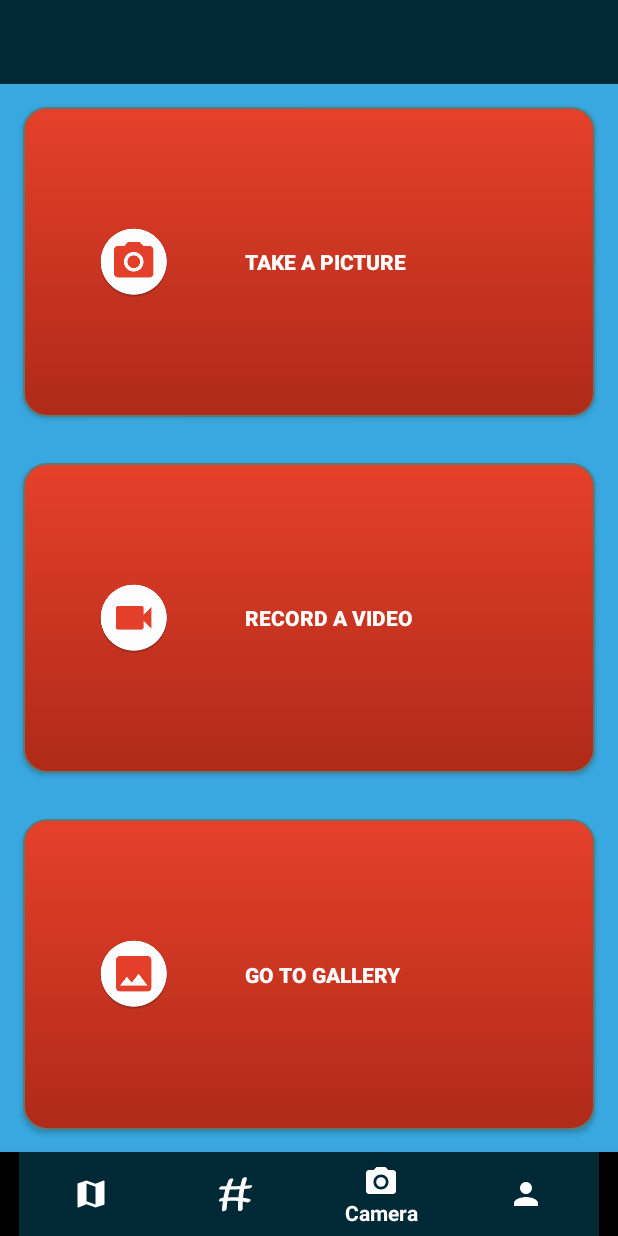
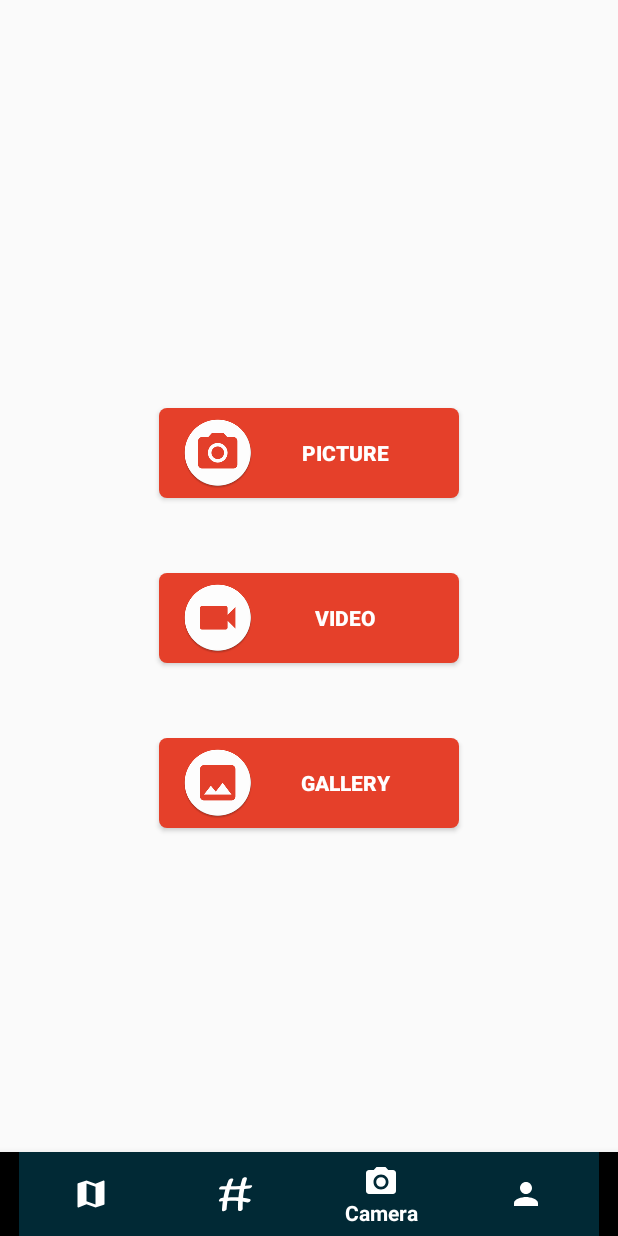
Before and after one commit to TonyDC/lgp1617-iwashere-mobile, an Android app: the screen it shows after launch once a user with an empty profile is signed in (MainActivity), item 3 of the bottom bar chosen, on a phone screen of 412 x 824 dp. Run offline under Robolectric (Android 15) with nearby library versions, the phone set to English and light mode, and no system bars; our stand-ins replace Firebase (no records; nobody signed in at launch, a user with empty details on screens opened directly); libraries missing offline, so code that uses them is left out: com.claudiodegio.msv; 4 statements that could not run were skipped.

Commit message:
Bug fixes (#41)
Fixed automatic server ip. Camera page fixed

```diff
--- a/app/src/main/java/com/teamc/mira/iwashere/IWasHereActivity.java
+++ b/app/src/main/java/com/teamc/mira/iwashere/IWasHereActivity.java
@@ -3,6 +3,7 @@ package com.teamc.mira.iwashere;
 import android.content.Intent;
 import android.os.Bundle;
 import android.support.v7.app.AppCompatActivity;
+import android.support.v7.widget.DrawableUtils;
 import android.util.Log;
 import android.view.View;
 
@@ -14,6 +15,10 @@ import com.teamc.mira.iwashere.presentation.auth.AuthenticateActivity;
 import com.teamc.mira.iwashere.presentation.auth.LoginActivity;
 import com.teamc.mira.iwashere.presentation.main.MainActivity;
 import com.teamc.mira.iwashere.presentation.auth.SignupActivity;
+import com.teamc.mira.iwashere.util.NetworkUtil;
+
+import java.net.Inet4Address;
+import java.net.UnknownHostException;
 
 /*
  * This class is a Splash Screen
@@ -33,6 +38,9 @@ public class IWasHereActivity extends AppCompatActivity {
         String token = FirebaseInstanceId.getInstance().getToken();
         Log.d(TAG, "token: " + token);
 
+        String ip = NetworkUtil.getDeviceIPAddress(true);
+        Log.d("IP Address", ip);
+
 
         if (auth.getCurrentUser() != null) {
             startActivity(new Intent(IWasHereActivity.this, MainActivity.class));
--- a/app/src/main/java/com/teamc/mira/iwashere/data/source/remote/base/AbstractRepository.java
+++ b/app/src/main/java/com/teamc/mira/iwashere/data/source/remote/base/AbstractRepository.java
@@ -60,10 +60,12 @@ public class AbstractRepository {
         }
 
         if (e instanceof TimeoutException) {
-           throw new BasicRemoteException(NETWORK_FAIL);
+            e.printStackTrace();
+            throw new BasicRemoteException(NETWORK_FAIL);
         }
 
         if (e instanceof JSONException) {
+            e.printStackTrace();
             throw new BasicRemoteException(ErrorCodes.JSON_PARSING_ERROR);
         }
     }
--- a/app/src/main/java/com/teamc/mira/iwashere/presentation/main/CameraFragment.java
+++ b/app/src/main/java/com/teamc/mira/iwashere/presentation/main/CameraFragment.java
@@ -43,11 +43,6 @@ public class CameraFragment extends Fragment implements View.OnClickListener {
         v.findViewById(R.id.videoBtn).setOnClickListener(this);
         v.findViewById(R.id.galleryBtn).setOnClickListener(this);
 
-        Toolbar toolbar = (Toolbar) v.findViewById(R.id.toolbar);
-        toolbar.setTitle(FirebaseAuth.getInstance().getCurrentUser().getDisplayName());
-        ((AppCompatActivity) getActivity()).setSupportActionBar(toolbar);
-
-
         return v;
     }
 
--- a/app/src/main/res/drawable/corner_round_button.xml
+++ b/app/src/main/res/drawable/corner_round_button.xml
@@ -2,23 +2,18 @@
 <selector xmlns:android="http://schemas.android.com/apk/res/android" >
     <item android:state_pressed="true" >
         <shape android:shape="rectangle"  >
-            <corners android:radius="15dip" />
-            <stroke android:width="1dip" android:color="#5e7974" />
-            <gradient android:angle="-90" android:startColor="@color/colorEndButton" android:endColor="@color/colorStartButton"  />
+            <solid android:color="@color/colorAccentPrimary" />
         </shape>
     </item>
     <item android:state_focused="true">
         <shape android:shape="rectangle"  >
-            <corners android:radius="15dip" />
-            <stroke android:width="1dip" android:color="#5e7974" />
-            <solid android:color="#58857e"/>
+            <solid android:color="@color/colorAccentPrimary"/>
         </shape>
     </item>
     <item >
         <shape android:shape="rectangle"  >
-            <corners android:radius="15dip" />
-            <stroke android:width="1dip" android:color="#5e7974" />
-            <gradient android:angle="-90" android:startColor="@color/colorStartButton" android:endColor="@color/colorEndButton" />
+            <corners android:radius="5dip" />
+            <solid android:color="@color/colorAccentPrimary" />
 
         </shape>
     </item>
--- a/app/src/main/res/layout/fragment_camera_choice.xml
+++ b/app/src/main/res/layout/fragment_camera_choice.xml
@@ -1,66 +1,53 @@
 <?xml version="1.0" encoding="utf-8"?>
 <LinearLayout xmlns:android="http://schemas.android.com/apk/res/android"
-    android:layout_width="fill_parent"
+    android:layout_width="match_parent"
+    android:layout_height="match_parent" >
+
+    <LinearLayout
+        android:layout_width="match_parent"
         android:layout_height="match_parent"
-    android:background="@color/colorAccentSecundary"
-    android:orientation="vertical">
-
-    <include
-        android:id="@+id/include"
-        layout="@layout/toolbar"></include>
-
+        android:orientation="vertical"
+        android:gravity="center">
 
         <Button
             android:id="@+id/photoBtn"
-        android:layout_width="match_parent"
-        android:layout_height="0dp"
-        android:layout_weight="1"
-        android:layout_margin="15dp"
-        android:background="@drawable/corner_round_button"
+            android:layout_width="200dp"
+            android:layout_height="60dp"
             android:drawableLeft="@mipmap/ic_photo"
-        android:drawablePadding="50dp"
-        android:paddingLeft="50dp"
-        android:gravity="left|center"
-        android:text="Take a picture"
+            android:padding="15dp"
+            android:layout_marginBottom="50dp"
+            android:text="@string/picture"
             android:textColor="@color/white"
+            android:clickable="true"
+            android:background="@drawable/rounded_corner_shape"
             android:textStyle="bold" />
 
         <Button
             android:id="@+id/videoBtn"
-        android:layout_width="match_parent"
-        android:layout_height="0dp"
-        android:layout_weight="1"
-        android:layout_margin="15dp"
-        android:background="@drawable/corner_round_button"
+            android:layout_width="200dp"
+            android:layout_height="60dp"
+            android:background="@drawable/rounded_corner_shape"
             android:drawableLeft="@mipmap/ic_video"
-        android:drawablePadding="50dp"
-        android:paddingLeft="50dp"
-        android:gravity="left|center"
-        android:text="Record a video"
+            android:layout_marginBottom="50dp"
+            android:padding="15dp"
+            android:paddingTop="20dp"
+            android:text="@string/video"
             android:textColor="@color/white"
             android:textStyle="bold" />
 
 
         <Button
             android:id="@+id/galleryBtn"
-        android:layout_width="match_parent"
-        android:layout_height="0dp"
-        android:layout_weight="1"
-        android:layout_margin="15dp"
-        android:background="@drawable/corner_round_button"
+            android:layout_width="200dp"
+            android:layout_height="60dp"
+            android:background="@drawable/rounded_corner_shape"
             android:drawableLeft="@mipmap/ic_gallery"
-        android:drawablePadding="50dp"
-        android:paddingLeft="50dp"
-        android:gravity="left|center"
-        android:text="Go to gallery"
+            android:padding="15dp"
+            android:text="@string/gallery"
+            android:clickable="true"
             android:textColor="@color/white"
             android:textStyle="bold" />
 
-    <ImageView
-        android:layout_width="match_parent"
-        android:layout_height="55dp"
-        android:background="@color/colorAccentSecundary"
-        android:gravity="left|center"
-        android:textColor="@color/white"
-        android:textStyle="bold" />
     </LinearLayout>
+
+</LinearLayout>
--- a/app/src/main/res/values/strings.xml
+++ b/app/src/main/res/values/strings.xml
@@ -81,4 +81,7 @@
     <string name="vote_sent">Success! Vote sent.</string>
     <string name="poi_list">List of Points</string>
     <string name="no_description">No description available!</string>
+    <string name="video">Video</string>
+    <string name="picture">Picture</string>
+    <string name="gallery">Gallery</string>
 </resources>
```
Also changed, not shown: app/build.gradle (+19 -2 lines), app/src/main/java/com/teamc/mira/iwashere/util/NetworkUtil.java (added, +37 -0 lines). Lines whose indentation alone changed are shown as unchanged.
